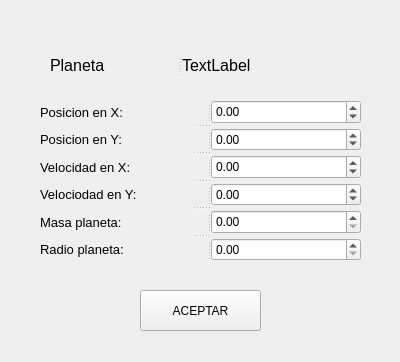
Before: the Qt Designer form practica6/inicializarvalores.ui in sebas156/ParcialFinal, drawn with Qt 5.
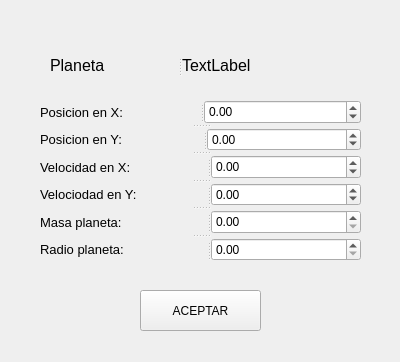
After: the same form once the commit is applied.

Diff of the .ui file:
```diff
--- a/practica6/inicializarvalores.ui
+++ b/practica6/inicializarvalores.ui
@@ -96,10 +96,10 @@
       </size>
      </property>
      <property name="minimum">
-      <double>-1000.000000000000000</double>
+      <double>-10000.000000000000000</double>
      </property>
      <property name="maximum">
-      <double>1000.000000000000000</double>
+      <double>10000.000000000000000</double>
      </property>
     </widget>
    </widget>
@@ -126,10 +126,10 @@
     </widget>
     <widget class="QDoubleSpinBox" name="VPosY">
      <property name="minimum">
-      <double>-1000.000000000000000</double>
+      <double>-10000.000000000000000</double>
      </property>
      <property name="maximum">
-      <double>1000.000000000000000</double>
+      <double>10000.000000000000000</double>
      </property>
     </widget>
    </widget>
```
